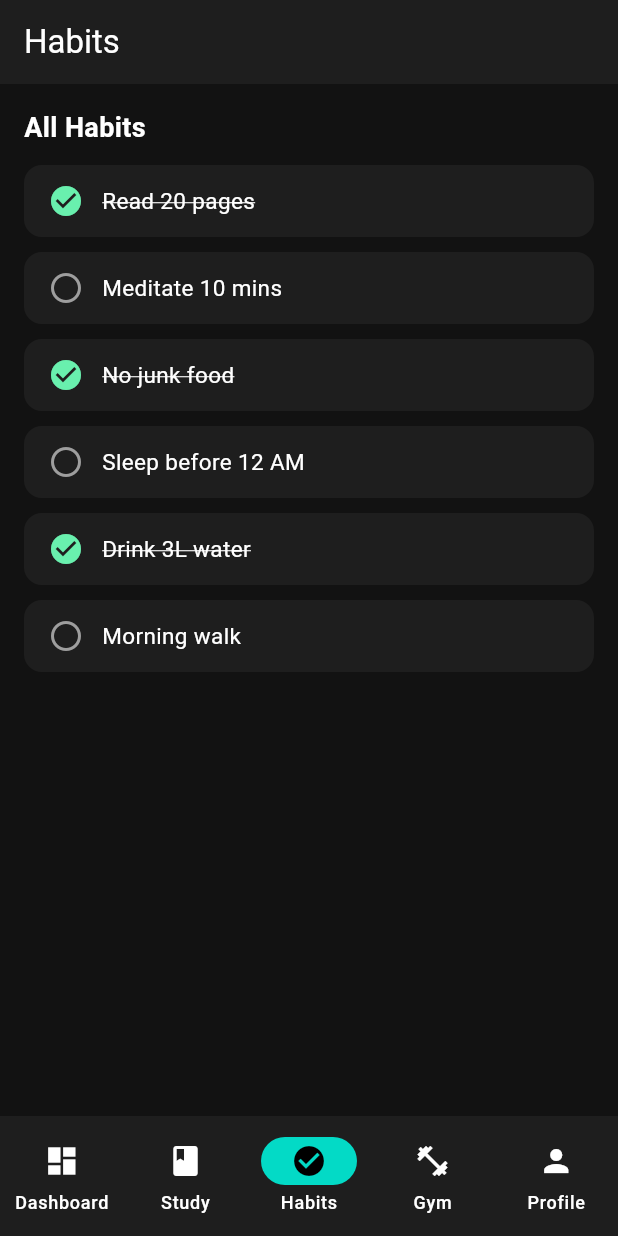
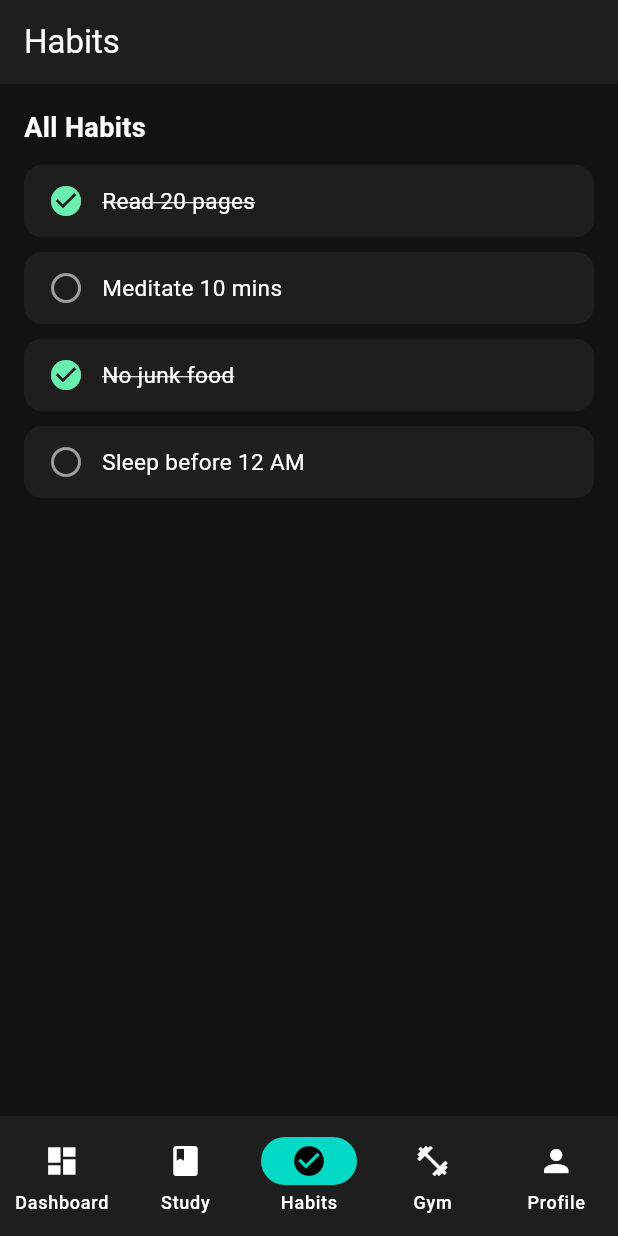
Before and after one commit to Harshagnih0tri/GrowthX, a Flutter app: the screen it shows after launch, item 3 of the bottom bar chosen, on a phone screen of 412 x 824 dp. Run offline on Flutter 3.47's test engine with Material 3 defaults, Android fonts, the phone set to English and light mode, and no system bars; our stand-ins replace flutter_riverpod.

Commit message:
feat: connect habit tracking to shared Riverpod state
- Add Habit model with copyWith for immutable updates
- Add HabitNotifier + habitProvider (StateNotifierProvider)
- Make HabitRow tappable via optional onTap callback
- Convert TodayHabitsSection and HabitsScreen to ConsumerWidget
- Both screens now read/write the same habitProvider (single source of truth)
- Verified: toggling a habit on one screen reflects instantly on the other

```diff
--- a/lib/features/dashboard/presentation/widgets/habit_row.dart
+++ b/lib/features/dashboard/presentation/widgets/habit_row.dart
@@ -3,16 +3,20 @@ import 'package:flutter/material.dart';
 class HabitRow extends StatelessWidget {
   final String title;
   final bool isDone;
+  final VoidCallback? onTap;
 
   const HabitRow({
     super.key,
     required this.title,
     required this.isDone,
+    this.onTap,
   });
 
   @override
   Widget build(BuildContext context) {
-    return Container(
+    return GestureDetector(
+      onTap: onTap,
+      child: Container(
         margin: const EdgeInsets.only(bottom: 10),
         padding: const EdgeInsets.symmetric(horizontal: 16, vertical: 12),
         decoration: BoxDecoration(
@@ -36,6 +40,7 @@ class HabitRow extends StatelessWidget {
             ),
           ],
         ),
+      ),
     );
   }
 }
--- a/lib/features/habits/presentation/habits_screen.dart
+++ b/lib/features/habits/presentation/habits_screen.dart
@@ -1,11 +1,15 @@
 import 'package:flutter/material.dart';
+import 'package:flutter_riverpod/flutter_riverpod.dart';
 import '../../dashboard/presentation/widgets/habit_row.dart';
+import '../data/habit_notifier.dart';
 
-class HabitsScreen extends StatelessWidget {
+class HabitsScreen extends ConsumerWidget {
   const HabitsScreen({super.key});
 
   @override
-  Widget build(BuildContext context) {
+  Widget build(BuildContext context, WidgetRef ref) {
+    final habits = ref.watch(habitProvider);
+
     return Scaffold(
       appBar: AppBar(title: const Text('Habits')),
       body: SafeArea(
@@ -16,19 +20,15 @@ class HabitsScreen extends StatelessWidget {
             children: [
               const Text(
                 'All Habits',
-                style: TextStyle(
-                  fontSize: 18,
-                  fontWeight: FontWeight.bold,
-                  color: Colors.white,
-                ),
+                style: TextStyle(fontSize: 18, fontWeight: FontWeight.bold, color: Colors.white),
               ),
               const SizedBox(height: 12),
-              const HabitRow(title: 'Read 20 pages', isDone: true),
-              const HabitRow(title: 'Meditate 10 mins', isDone: false),
-              const HabitRow(title: 'No junk food', isDone: true),
-              const HabitRow(title: 'Sleep before 12 AM', isDone: false),
-              const HabitRow(title: 'Drink 3L water', isDone: true),
-              const HabitRow(title: 'Morning walk', isDone: false),
+              for (int i = 0; i < habits.length; i++)
+                HabitRow(
+                  title: habits[i].title,
+                  isDone: habits[i].isDone,
+                  onTap: () => ref.read(habitProvider.notifier).toggleHabit(i),
+                ),
             ],
           ),
         ),
--- a/pubspec.yaml
+++ b/pubspec.yaml
@@ -34,6 +34,7 @@ dependencies:
   # The following adds the Cupertino Icons font to your application.
   # Use with the CupertinoIcons class for iOS style icons.
   cupertino_icons: ^1.0.8
+  flutter_riverpod: ^2.5.1
 
 dev_dependencies:
   flutter_test:
```
Also changed, not shown: lib/features/habits/data/habit_notifier.dart (added, +22 -0 lines), lib/features/habits/domain/habit_model.dart (added, +14 -0 lines), lib/main.dart (+6 -1 lines), pubspec.lock. Lines whose indentation alone changed are shown as unchanged.
